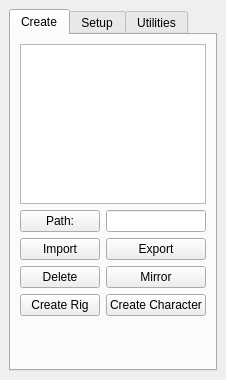
This is Tapp/Maya/rigging/gui/resources/gui.ui in bumpybox/Tapp as Qt 5 draws it before an edit. The edited form follows.
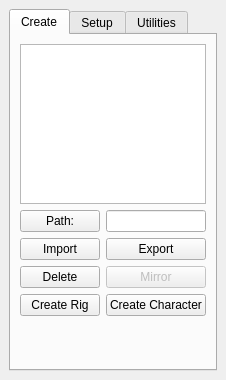
This is the edited form.

```diff
--- a/Tapp/Maya/rigging/gui/resources/gui.ui
+++ b/Tapp/Maya/rigging/gui/resources/gui.ui
@@ -91,6 +91,9 @@
           </item>
           <item row="1" column="1">
            <widget class="QPushButton" name="create_mirror_pushButton">
+            <property name="enabled">
+             <bool>false</bool>
+            </property>
             <property name="sizePolicy">
              <sizepolicy hsizetype="Expanding" vsizetype="Expanding">
               <horstretch>0</horstretch>
```
